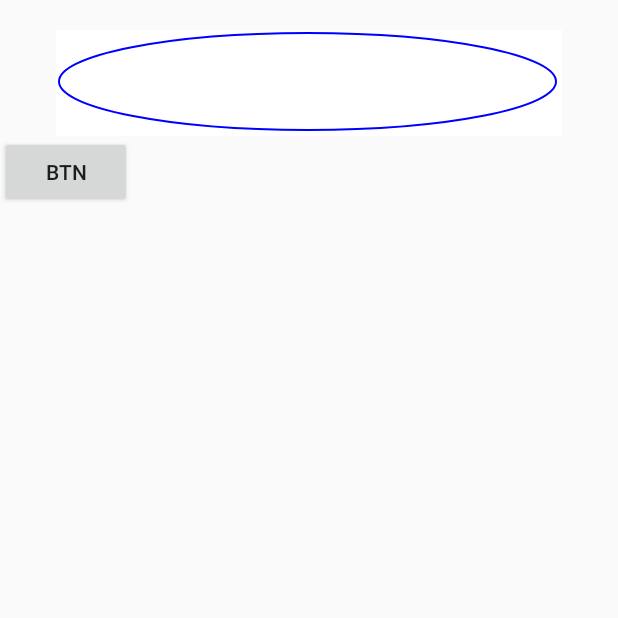
After one commit to RustFisher/aboutView, an Android app: the CirclesActivity screen opened directly, with no data from a screen before it, on a phone screen of 412 x 824 dp, the top half of it. The commit adds this screen. Run offline under Robolectric (Android 15) with nearby library versions, the phone set to English and light mode, and no system bars.

Commit message:
Summary:add a circle view
[Type]:Feature

[Description]: I have to commit this today.

```diff
--- a/app/src/main/AndroidManifest.xml
+++ b/app/src/main/AndroidManifest.xml
@@ -29,6 +29,7 @@
         <activity android:name=".NotificationActivity" />
         <activity android:name="com.rust.aboutview.ClipChildrenActivity" />
         <activity android:name=".FrameAnimationActivity" />
+        <activity android:name=".CirclesActivity"/>
     </application>
 
 </manifest>
--- /dev/null
+++ b/app/src/main/java/com/rust/aboutview/CirclesActivity.java
@@ -0,0 +1,19 @@
+package com.rust.aboutview;
+
+import android.app.Activity;
+import android.os.Bundle;
+
+import com.rust.aboutview.view.OvalView;
+
+public class CirclesActivity extends Activity {
+    OvalView ovalView;
+
+    @Override
+    protected void onCreate(Bundle savedInstanceState) {
+        super.onCreate(savedInstanceState);
+        setContentView(R.layout.activity_circle_choose);
+        ovalView = (OvalView) findViewById(R.id.rocket_view);
+        ovalView.setOvalRect(0, 0, 500, 100);
+
+    }
+}
--- a/app/src/main/java/com/rust/aboutview/MainActivity.java
+++ b/app/src/main/java/com/rust/aboutview/MainActivity.java
@@ -81,5 +81,22 @@ public class MainActivity extends Activity {
                 startActivity(i);
             }
         });
+
+        fv(R.id.goto_circle_circle_activity).setOnClickListener(new View.OnClickListener() {
+            @Override
+            public void onClick(View v) {
+                Intent i = new Intent();
+                i.setClass(getApplicationContext(), CirclesActivity.class);
+                startActivity(i);
+            }
+        });
+
+    }
+
+    /**
+     * replace findViewById()
+     */
+    private <T extends View> T fv(int resId) {
+        return (T) super.findViewById(resId);
     }
 }
--- a/app/src/main/java/com/rust/aboutview/MyCircle.java
+++ b/app/src/main/java/com/rust/aboutview/view/MyCircle.java
@@ -1,4 +1,4 @@
-package com.rust.aboutview;
+package com.rust.aboutview.view;
 
 import android.content.Context;
 import android.graphics.Canvas;
--- /dev/null
+++ b/app/src/main/java/com/rust/aboutview/view/OvalView.java
@@ -0,0 +1,130 @@
+package com.rust.aboutview.view;
+
+import android.content.Context;
+import android.content.res.TypedArray;
+import android.graphics.Canvas;
+import android.graphics.Color;
+import android.graphics.Paint;
+import android.graphics.RectF;
+import android.util.AttributeSet;
+import android.view.View;
+
+import com.rust.aboutview.R;
+
+public class OvalView extends View{
+    private Paint mOvalPaint;
+    private int mStrokeWidth = 2;
+    private int padding = 3;
+
+    //椭圆参数
+    private int mOval_l;
+    private int mOval_t;
+    private int mOval_r;
+    private int mOval_b;
+
+    //构造
+    public OvalView(Context context, AttributeSet attrs) {
+        super(context, attrs);
+        initRocketView();
+
+        TypedArray a = context.obtainStyledAttributes(attrs,
+                R.styleable.OvalView);
+
+        mOval_l = a.getDimensionPixelOffset(R.styleable.OvalView_ovalLeft, padding);
+        mOval_t = a.getDimensionPixelOffset(R.styleable.OvalView_ovalTop, padding);
+        mOval_r = a.getDimensionPixelOffset(R.styleable.OvalView_ovalRight, 100);
+        mOval_b = a.getDimensionPixelOffset(R.styleable.OvalView_ovalBottom, 100);
+
+        a.recycle();
+    }
+
+    private void initRocketView() {
+        mOvalPaint = new Paint();
+        mOvalPaint.setAntiAlias(true);
+        mOvalPaint.setColor(Color.BLUE);
+        mOvalPaint.setStyle(Paint.Style.STROKE);
+        mOvalPaint.setStrokeWidth(mStrokeWidth);
+        setPadding(padding,padding,padding,padding);
+    }
+
+    public void setOvalRect(int l, int t, int r, int b){
+        mOval_l = l + padding;
+        mOval_t = t + padding;
+        mOval_r = r;
+        mOval_b = b;
+        requestLayout();
+        invalidate();
+    }
+    @Override
+    protected void onDraw(Canvas canvas) {
+        // TODO Auto-generated method stub
+        super.onDraw(canvas);
+        canvas.drawColor(Color.WHITE);
+        // 绘制椭圆
+        RectF re11 = new RectF(mOval_l, mOval_t, mOval_r, mOval_b);
+        canvas.drawOval(re11, mOvalPaint);
+
+//		// 绘制圆形
+//		canvas.drawCircle(mCircle_x, mCircle_y, mCircle_r, mPaint);
+    }
+
+    /**
+     * @see android.view.View#measure(int, int)
+     */
+    @Override
+    protected void onMeasure(int widthMeasureSpec, int heightMeasureSpec) {
+        setMeasuredDimension(measureWidth(widthMeasureSpec),
+                measureHeight(heightMeasureSpec));
+    }
+
+    /**
+     * Determines the width of this view
+     * @param measureSpec A measureSpec packed into an int
+     * @return The width of the view, honoring constraints from measureSpec
+     */
+    private int measureWidth(int measureSpec) {
+        int result = 0;
+        int specMode = MeasureSpec.getMode(measureSpec);
+        int specSize = MeasureSpec.getSize(measureSpec);
+
+        if (specMode == MeasureSpec.EXACTLY) {
+            // We were told how big to be
+            result = specSize;
+        } else {
+            // Measure the text
+            result = mOval_r + getPaddingLeft()
+                    + getPaddingRight();
+            if (specMode == MeasureSpec.AT_MOST) {
+                // Respect AT_MOST value if that was what is called for by measureSpec
+                result = Math.min(result, specSize);
+            }
+        }
+        return result;
+    }
+
+    /**
+     * Determines the height of this view
+     * @param measureSpec A measureSpec packed into an int
+     * @return The height of the view, honoring constraints from measureSpec
+     */
+    private int measureHeight(int measureSpec) {
+        int result = 0;
+        int specMode = MeasureSpec.getMode(measureSpec);
+        int specSize = MeasureSpec.getSize(measureSpec);
+
+        if (specMode == MeasureSpec.EXACTLY) {
+            // We were told how big to be
+            result = specSize;
+        } else {
+            // Measure the text (beware: ascent is a negative number)
+            result = mOval_b + getPaddingTop()
+                    + getPaddingBottom();
+            if (specMode == MeasureSpec.AT_MOST) {
+                // Respect AT_MOST value if that was what is called for by measureSpec
+                result = Math.min(result, specSize);
+            }
+        }
+
+        return result;
+    }
+}
--- /dev/null
+++ b/app/src/main/res/layout/activity_circle_choose.xml
@@ -0,0 +1,22 @@
+<?xml version="1.0" encoding="utf-8"?>
+<RelativeLayout xmlns:android="http://schemas.android.com/apk/res/android"
+    xmlns:app="http://schemas.android.com/apk/res-auto"
+    android:layout_width="match_parent"
+    android:layout_height="match_parent"
+    xmlns:rocketapp="http://schemas.android.com/tools">
+
+
+    <com.rust.aboutview.view.OvalView
+        android:id="@+id/rocket_view"
+        android:layout_width="wrap_content"
+        android:layout_height="wrap_content"
+        android:layout_centerHorizontal="true"
+        android:layout_marginTop="20dp"
+        rocketapp:ovalLeft="0dp" />
+
+    <Button
+        android:layout_width="wrap_content"
+        android:layout_height="wrap_content"
+        android:layout_below="@id/rocket_view"
+        android:text="btn" />
+</RelativeLayout>
--- a/app/src/main/res/layout/activity_main.xml
+++ b/app/src/main/res/layout/activity_main.xml
@@ -53,4 +53,9 @@
         android:layout_height="wrap_content"
         android:text="anima" />
 
+    <Button
+        android:id="@+id/goto_circle_circle_activity"
+        android:layout_width="match_parent"
+        android:layout_height="wrap_content"
+        android:text="@string/circle_activity" />
 </LinearLayout>
--- /dev/null
+++ b/app/src/main/res/values/attr.xml
@@ -0,0 +1,9 @@
+<?xml version="1.0" encoding="utf-8"?>
+<resources>
+    <declare-styleable name="OvalView">
+        <attr name="ovalLeft" format="dimension" />
+        <attr name="ovalTop" format="dimension" />
+        <attr name="ovalRight" format="dimension" />
+        <attr name="ovalBottom" format="dimension" />
+    </declare-styleable>
+</resources>
--- a/app/src/main/res/values/strings.xml
+++ b/app/src/main/res/values/strings.xml
@@ -9,6 +9,7 @@
     <string name="skew_effect">偏移效果</string>
 
     <string name="talk_train">train image</string>
+
     <!-- 首页按钮上的文字 -->
     <string name="image_process">图像处理</string>
     <string name="device_info">设备信息</string>
@@ -16,4 +17,6 @@
     <string name="drawer_activity">Drawer Layout</string>
     <string name="arslan_activity">Arslan</string>
     <string name="notification_activity">notification demo</string>
+    <string name="circle_activity">自定义view</string>
+
 </resources>
```
